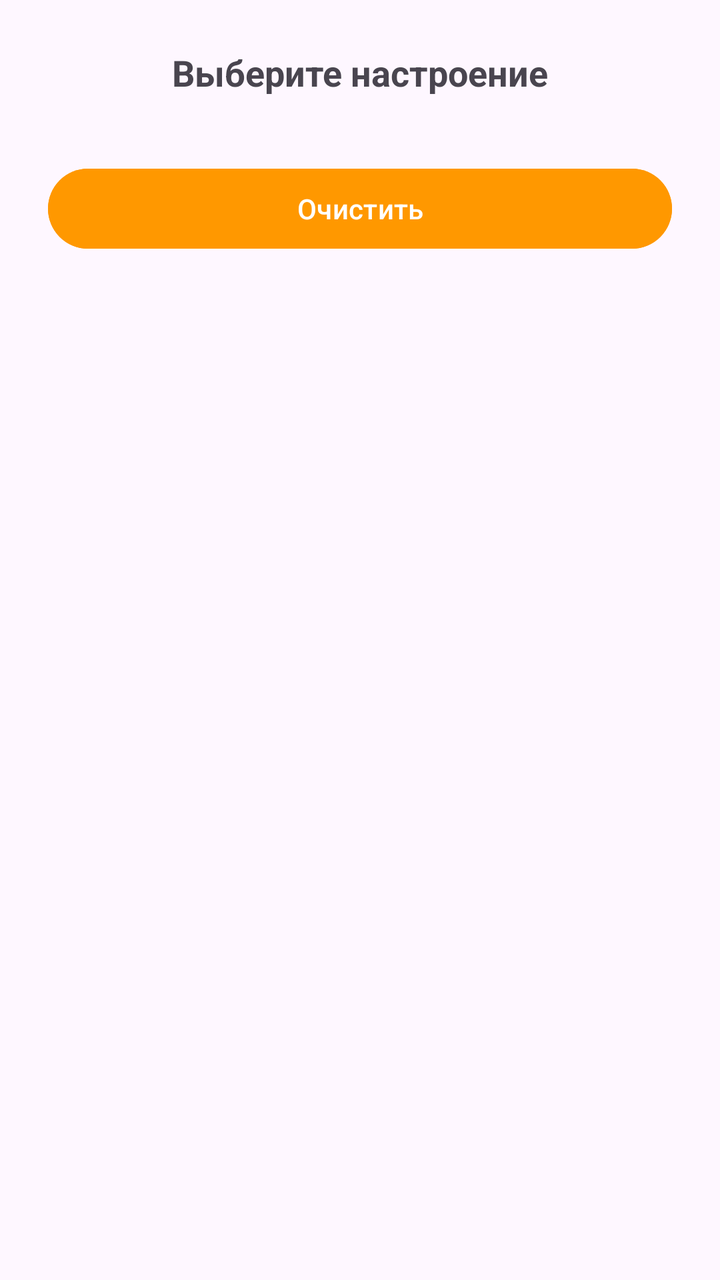
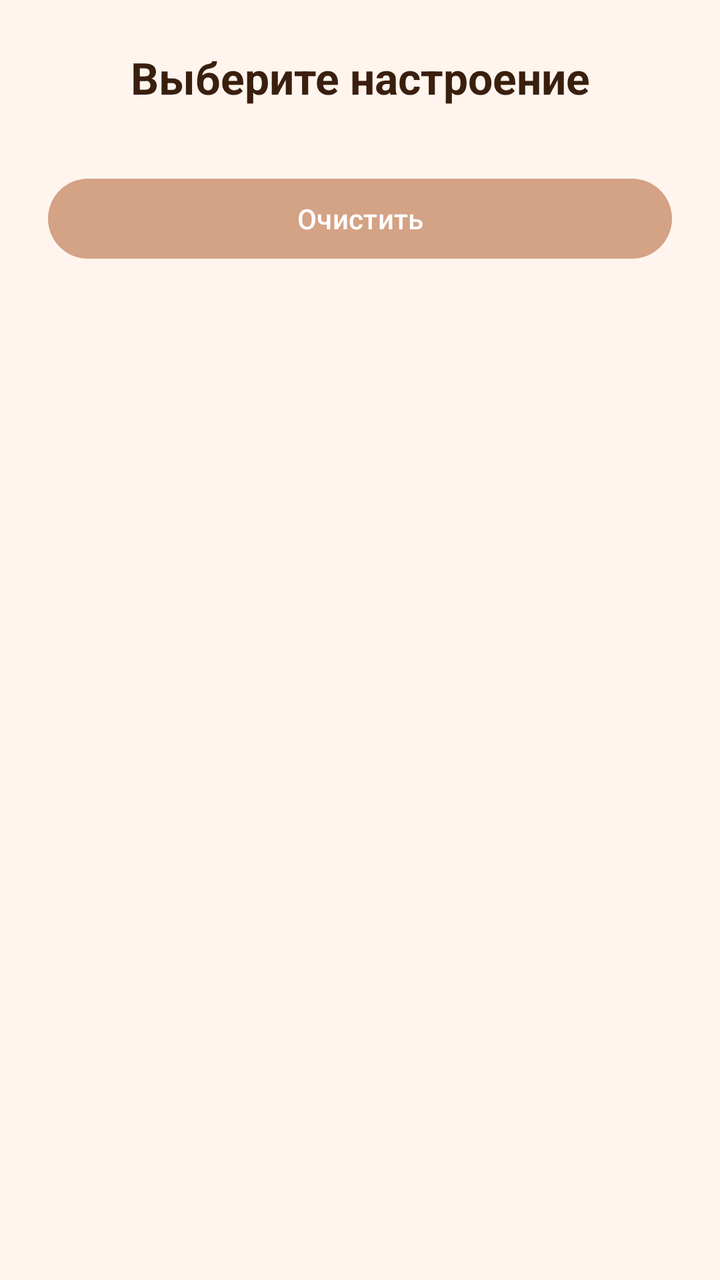

Before-and-after screenshots of an Android layout around one commit, followed by the original layout XML and the change that was made.
<!-- AndroidManifest.xml: application theme Theme.MyPet -->
<!-- res/layout/dialog_mood.xml -->
<?xml version="1.0" encoding="utf-8"?>
<LinearLayout xmlns:android="http://schemas.android.com/apk/res/android"
    android:layout_width="match_parent"
    android:layout_height="wrap_content"
    android:orientation="vertical"
    android:padding="24dp">

    <TextView
        android:layout_width="match_parent"
        android:layout_height="wrap_content"
        android:text="Выберите настроение"
        android:textSize="18sp"
        android:textStyle="bold"
        android:gravity="center"
        android:layout_marginBottom="16dp" />

    <LinearLayout
        android:id="@+id/colorsLayout"
        android:layout_width="match_parent"
        android:layout_height="wrap_content"
        android:orientation="horizontal"
        android:gravity="center"
        android:layout_marginBottom="16dp" />

    <Button
        android:id="@+id/btnClear"
        android:layout_width="match_parent"
        android:layout_height="wrap_content"
        android:text="Очистить"
        android:backgroundTint="#FF9800" />

</LinearLayout>
<!-- resources referenced by this layout -->
<resources>
  <style name="Theme.MyPet" parent="Base.Theme.MyPet" />
  <style name="Base.Theme.MyPet" parent="Theme.Material3.DayNight.NoActionBar">
          
          
      </style>
</resources>

<!-- the commit's change to res/layout/dialog_mood.xml (unified diff, before → after) -->
@@ -2,14 +2,17 @@
 <LinearLayout xmlns:android="http://schemas.android.com/apk/res/android"
     android:layout_width="match_parent"
     android:layout_height="wrap_content"
+    xmlns:app="http://schemas.android.com/apk/res-auto"
     android:orientation="vertical"
-    android:padding="24dp">
+    android:padding="24dp"
+    android:background="#FFF5EE">
 
     <TextView
         android:layout_width="match_parent"
         android:layout_height="wrap_content"
         android:text="Выберите настроение"
-        android:textSize="18sp"
+        android:textColor="#3A1F0F"
+        android:textSize="22sp"
         android:textStyle="bold"
         android:gravity="center"
         android:layout_marginBottom="16dp" />
@@ -27,6 +30,6 @@
         android:layout_width="match_parent"
         android:layout_height="wrap_content"
         android:text="Очистить"
-        android:backgroundTint="#FF9800" />
+        app:backgroundTint="#D4A284" />
 
 </LinearLayout>
